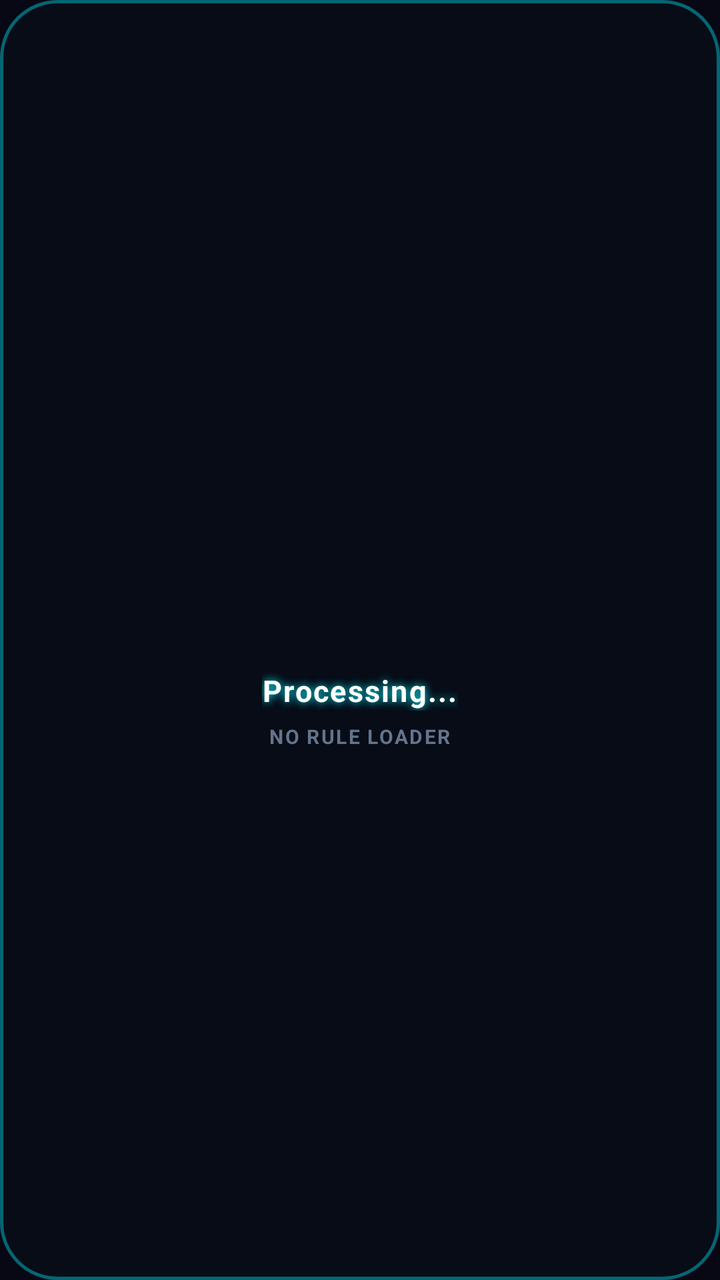
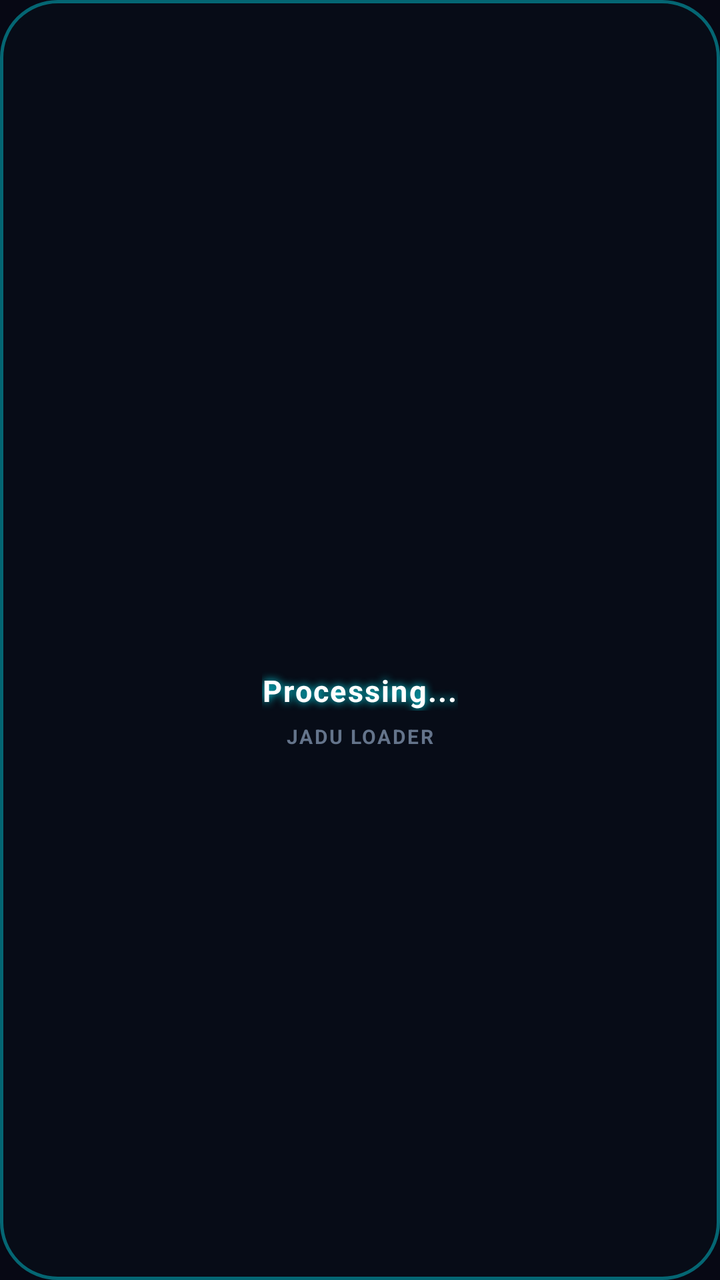

Compare the two renders of this Android layout. The source of the first and the diff that turns it into the second are given below.
<!-- AndroidManifest.xml: application theme Base.AppTheme -->
<!-- res/layout/custom_progress_bar.xml -->
<?xml version="1.0" encoding="utf-8"?>
<LinearLayout
    xmlns:android="http://schemas.android.com/apk/res/android"
    xmlns:app="http://schemas.android.com/apk/res-auto"
    android:layout_width="260dp"
    android:layout_height="wrap_content"
    android:gravity="center"
    android:background="@drawable/cyber_dialog_bg"
    android:padding="26dp"
    android:elevation="14dp"
    android:orientation="vertical">

    <ProgressBar
        android:id="@+id/progressBar"
        android:layout_width="54dp"
        android:layout_height="54dp"
        android:indeterminate="true"
        android:indeterminateTint="@color/cyber_cyan"
        style="?android:attr/progressBarStyleLarge" />

    <TextView
        android:id="@+id/progressText"
        android:layout_width="wrap_content"
        android:layout_height="wrap_content"
        android:layout_marginTop="16dp"
        android:text="Processing..."
        android:textColor="@color/white"
        android:textSize="15sp"
        android:textStyle="bold"
        android:letterSpacing="0.05"
        android:shadowColor="@color/cyber_cyan"
        android:shadowRadius="10" />

    <TextView
        android:layout_width="wrap_content"
        android:layout_height="wrap_content"
        android:layout_marginTop="6dp"
        android:text="NO RULE LOADER"
        android:textColor="#64748B"
        android:textSize="10sp"
        android:letterSpacing="0.08"
        android:textStyle="bold" />

</LinearLayout>
<!-- resources referenced by this layout -->
<resources>
  <color name="cyber_cyan">#00F0FF</color>
  <color name="white">#FFFFFF</color>
  <!-- drawable cyber_dialog_bg (drawable) -->
  <?xml version="1.0" encoding="utf-8"?>
  <shape xmlns:android="http://schemas.android.com/apk/res/android"
      android:shape="rectangle">
      <solid android:color="#F2080D18" />
      <corners android:radius="28dp" />
      <stroke
          android:width="1.5dp"
          android:color="#6600F0FF" />
  </shape>
  <style name="Base.AppTheme" parent="Theme.Material3.Dark.NoActionBar">
          <item name="colorPrimary">@color/cyber_cyan</item>
          <item name="colorSecondary">@color/cyber_purple</item>
          <item name="android:windowBackground">@color/cyber_black</item>
          <item name="android:statusBarColor">@color/cyber_black</item>
          <item name="android:navigationBarColor">@color/cyber_black</item>
          <item name="android:windowLightStatusBar" tools:targetApi="m">false</item>
      </style>
  <color name="cyber_purple">#9D4EDD</color>
  <color name="cyber_black">#070814</color>
</resources>

<!-- the commit's change to res/layout/custom_progress_bar.xml (unified diff, before → after) -->
@@ -35,7 +35,7 @@
         android:layout_width="wrap_content"
         android:layout_height="wrap_content"
         android:layout_marginTop="6dp"
-        android:text="NO RULE LOADER"
+        android:text="JADU LOADER"
         android:textColor="#64748B"
         android:textSize="10sp"
         android:letterSpacing="0.08"
